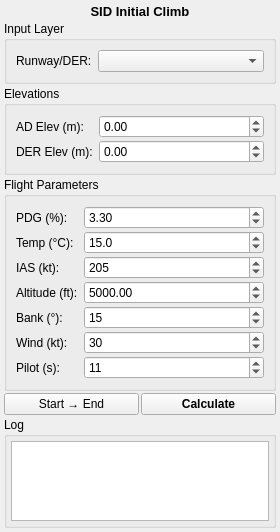
Above: Q_Pansopy/ui/departures/qpansopy_sid_initial_dockwidget.ui from FLYGHT7/qpansopy before the change. Below: the same form after it.
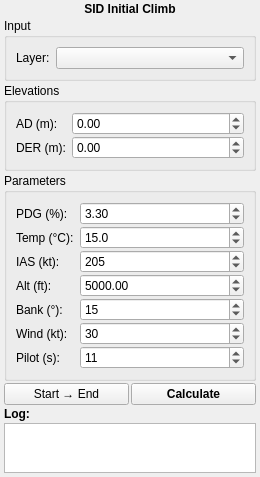
That is the form after the change. Custom widgets are drawn as their Qt base class.

Commit message:
fix: Remove KML warning and make Log section compact
- Removed KML Export warning popup for widgets without KML checkbox
- Replaced Log GroupBox with simple Label + TextEdit (50-60px height)
- Reduced overall widget height and spacing
- Shortened labels further (AD, DER, Alt, Input, Parameters)

```diff
--- a/Q_Pansopy/ui/departures/qpansopy_sid_initial_dockwidget.ui
+++ b/Q_Pansopy/ui/departures/qpansopy_sid_initial_dockwidget.ui
@@ -6,19 +6,19 @@
    <rect>
     <x>0</x>
     <y>0</y>
-    <width>280</width>
-    <height>480</height>
+    <width>260</width>
+    <height>420</height>
    </rect>
   </property>
   <property name="minimumSize">
    <size>
-    <width>250</width>
-    <height>400</height>
+    <width>240</width>
+    <height>380</height>
    </size>
   </property>
   <property name="maximumSize">
    <size>
-    <width>350</width>
+    <width>320</width>
     <height>16777215</height>
    </size>
   </property>
@@ -34,7 +34,7 @@
      <number>4</number>
     </property>
     <property name="topMargin">
-     <number>4</number>
+     <number>2</number>
     </property>
     <property name="rightMargin">
      <number>4</number>
@@ -46,7 +46,7 @@
      <widget class="QLabel" name="titleLabel">
       <property name="font">
        <font>
-        <pointsize>10</pointsize>
+        <pointsize>9</pointsize>
         <weight>75</weight>
         <bold>true</bold>
        </font>
@@ -62,16 +62,16 @@
     <item>
      <widget class="QGroupBox" name="layerGroupBox">
       <property name="title">
-       <string>Input Layer</string>
+       <string>Input</string>
       </property>
       <layout class="QFormLayout" name="layerFormLayout">
        <property name="verticalSpacing">
-        <number>2</number>
+        <number>1</number>
        </property>
        <item row="0" column="0">
         <widget class="QLabel" name="runwayLayerLabel">
          <property name="text">
-          <string>Runway/DER:</string>
+          <string>Layer:</string>
          </property>
         </widget>
        </item>
@@ -88,12 +88,12 @@
       </property>
       <layout class="QFormLayout" name="elevationFormLayout">
        <property name="verticalSpacing">
-        <number>2</number>
+        <number>1</number>
        </property>
        <item row="0" column="0">
         <widget class="QLabel" name="adElevLabel">
          <property name="text">
-          <string>AD Elev (m):</string>
+          <string>AD (m):</string>
          </property>
         </widget>
        </item>
@@ -116,7 +116,7 @@
        <item row="1" column="0">
         <widget class="QLabel" name="derElevLabel">
          <property name="text">
-          <string>DER Elev (m):</string>
+          <string>DER (m):</string>
          </property>
         </widget>
        </item>
@@ -142,11 +142,11 @@
     <item>
      <widget class="QGroupBox" name="parametersGroupBox">
       <property name="title">
-       <string>Flight Parameters</string>
+       <string>Parameters</string>
       </property>
       <layout class="QFormLayout" name="parametersFormLayout">
        <property name="verticalSpacing">
-        <number>2</number>
+        <number>1</number>
        </property>
        <item row="0" column="0">
         <widget class="QLabel" name="pdgLabel">
@@ -220,7 +220,7 @@
        <item row="3" column="0">
         <widget class="QLabel" name="altitudeLabel">
          <property name="text">
-          <string>Altitude (ft):</string>
+          <string>Alt (ft):</string>
          </property>
         </widget>
        </item>
@@ -331,36 +331,22 @@
      </layout>
     </item>
     <item>
-     <widget class="QGroupBox" name="logGroupBox">
-      <property name="sizePolicy">
-       <sizepolicy hsizetype="Preferred" vsizetype="Minimum">
-        <horstretch>0</horstretch>
-        <verstretch>0</verstretch>
-       </sizepolicy>
+     <widget class="QLabel" name="logLabel">
+      <property name="text">
+       <string>Log:</string>
       </property>
-      <property name="title">
-       <string>Log</string>
+      <property name="font">
+       <font>
+        <weight>75</weight>
+        <bold>true</bold>
+       </font>
       </property>
-      <layout class="QVBoxLayout" name="logLayout">
-       <property name="spacing">
-        <number>2</number>
-       </property>
-       <property name="leftMargin">
-        <number>4</number>
-       </property>
-       <property name="topMargin">
-        <number>4</number>
-       </property>
-       <property name="rightMargin">
-        <number>4</number>
-       </property>
-       <property name="bottomMargin">
-        <number>4</number>
-       </property>
+     </widget>
+    </item>
        <item>
         <widget class="QTextEdit" name="logTextEdit">
          <property name="sizePolicy">
-          <sizepolicy hsizetype="Expanding" vsizetype="Minimum">
+       <sizepolicy hsizetype="Expanding" vsizetype="Fixed">
            <horstretch>0</horstretch>
            <verstretch>0</verstretch>
           </sizepolicy>
@@ -368,21 +354,18 @@
          <property name="minimumSize">
           <size>
            <width>0</width>
-           <height>60</height>
+        <height>50</height>
           </size>
          </property>
          <property name="maximumSize">
           <size>
            <width>16777215</width>
-           <height>80</height>
+        <height>60</height>
           </size>
          </property>
          <property name="readOnly">
           <bool>true</bool>
          </property>
-        </widget>
-       </item>
-      </layout>
      </widget>
     </item>
    </layout>
```
Lines whose indentation alone changed are shown as unchanged. The commit also changes 1 other file.
